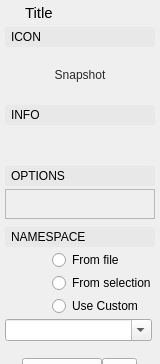
Before: the Qt Designer form src/studiolibrarymaya/resource/ui/BaseLoadWidget.ui in krathjen/studiolibrary, drawn with Qt 5; both pictures show x 0 to 160 and y 0 to 364 of the 160 by 609 pixel window.
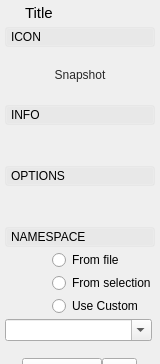
After: the same form once the commit is applied. Icons and pictures are not drawn.

Commit message: Add support for a load schema to the pose item

Diff of the .ui file:
```diff
--- a/src/studiolibrarymaya/resource/ui/BaseLoadWidget.ui
+++ b/src/studiolibrarymaya/resource/ui/BaseLoadWidget.ui
@@ -606,10 +606,13 @@
             </size>
            </property>
            <property name="frameShape">
-            <enum>QFrame::StyledPanel</enum>
+            <enum>QFrame::NoFrame</enum>
            </property>
            <property name="frameShadow">
-            <enum>QFrame::Raised</enum>
+            <enum>QFrame::Plain</enum>
+           </property>
+           <property name="lineWidth">
+            <number>0</number>
            </property>
            <layout class="QVBoxLayout" name="verticalLayout_21">
             <property name="spacing">
```
The commit also changes 5 other files.
